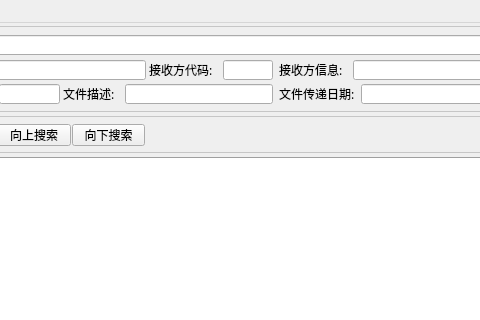
Old version of the form mainwindow.ui in the repository cnldw/FinanceFileReader; both pictures show x 284 to 764 and y 0 to 320 of the 880 by 640 pixel window.
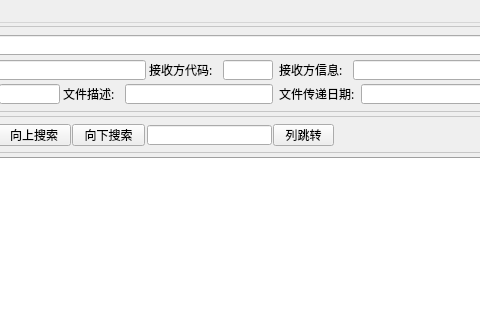
New version of the form. Icons and pictures are not drawn.

Commit message: 添加列搜索

Patch:
```diff
--- a/mainwindow.ui
+++ b/mainwindow.ui
@@ -386,6 +386,35 @@
         <string>向下搜索</string>
        </property>
       </widget>
+      <widget class="QLineEdit" name="lineTextText_2">
+       <property name="geometry">
+        <rect>
+         <x>428</x>
+         <y>9</y>
+         <width>125</width>
+         <height>20</height>
+        </rect>
+       </property>
+       <property name="readOnly">
+        <bool>false</bool>
+       </property>
+      </widget>
+      <widget class="QPushButton" name="pushButtonNextSearch_2">
+       <property name="geometry">
+        <rect>
+         <x>554</x>
+         <y>8</y>
+         <width>61</width>
+         <height>22</height>
+        </rect>
+       </property>
+       <property name="toolTip">
+        <string>将水平进度条滚动搜索的列,请输入列标题跳转</string>
+       </property>
+       <property name="text">
+        <string>列跳转</string>
+       </property>
+      </widget>
      </widget>
     </item>
     <item>
```
The commit also changes 2 other files.
